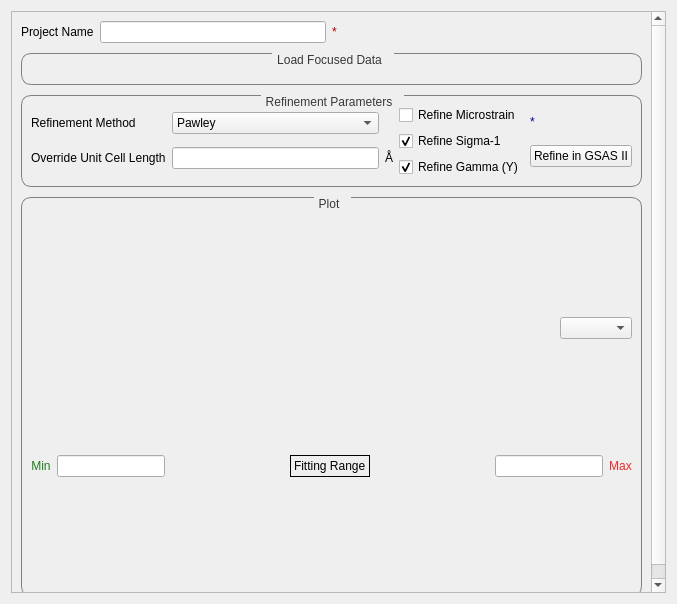
First picture: the form in qt/python/mantidqtinterfaces/mantidqtinterfaces/Engineering/gui/engineering_diffraction/tabs/gsas2/gsas2_tab.ui, repository mantidproject/mantid, before the edit.
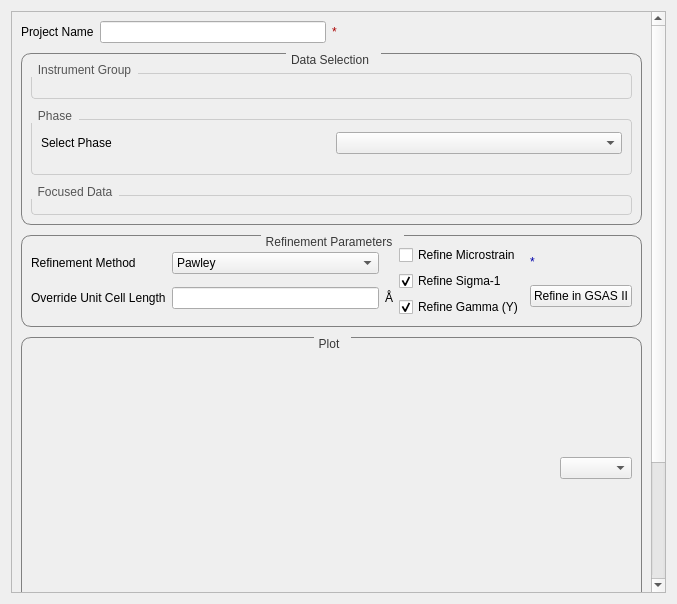
Second picture: the form after the edit. Custom widgets are drawn as their Qt base class.

Commit message: Add default CIF list to GSAS II tab in EngDiffUI (#41709)

```diff
--- a/qt/python/mantidqtinterfaces/mantidqtinterfaces/Engineering/gui/engineering_diffraction/tabs/gsas2/gsas2_tab.ui
+++ b/qt/python/mantidqtinterfaces/mantidqtinterfaces/Engineering/gui/engineering_diffraction/tabs/gsas2/gsas2_tab.ui
@@ -153,57 +153,168 @@
           </spacer>
          </item>
          <item>
-          <widget class="QGroupBox" name="loadingGroup_5">
-           <property name="sizePolicy">
-            <sizepolicy hsizetype="Preferred" vsizetype="Expanding">
-             <horstretch>0</horstretch>
-             <verstretch>0</verstretch>
-            </sizepolicy>
-           </property>
-           <property name="layoutDirection">
-            <enum>Qt::LeftToRight</enum>
-           </property>
-           <property name="autoFillBackground">
-            <bool>false</bool>
-           </property>
-           <property name="styleSheet">
-            <string notr="true"/>
-           </property>
+          <widget class="QGroupBox" name="data_selection_group_box">
            <property name="title">
-            <string>Load Focused Data</string>
+            <string>Data Selection</string>
            </property>
            <property name="alignment">
             <set>Qt::AlignBottom|Qt::AlignHCenter</set>
            </property>
-           <property name="flat">
-            <bool>false</bool>
+           <layout class="QVBoxLayout" name="data_selection_layout">
+            <property name="spacing">
+             <number>6</number>
+            </property>
+            <item>
+          <widget class="QGroupBox" name="instrument_group_box">
+           <property name="title">
+            <string>Instrument Group</string>
            </property>
-           <property name="checkable">
-            <bool>false</bool>
+           <property name="styleSheet">
+            <string notr="true">QGroupBox {
+border: 1px solid #ccc;
+border-radius: 4px;
+margin-top: 10px;
+}
+QGroupBox::title {
+subcontrol-origin: margin;
+subcontrol-position: top left;
+padding: 0 5px;
+font-weight: normal;
+color: #555;
+}</string>
            </property>
-           <layout class="QGridLayout" name="gridLayout_11">
-            <item row="1" column="0">
-             <layout class="QGridLayout" name="gridLayout_12" rowstretch="0" columnstretch="0">
-              <property name="sizeConstraint">
-               <enum>QLayout::SetDefaultConstraint</enum>
-              </property>
-              <property name="verticalSpacing">
-               <number>6</number>
-              </property>
-              <item row="0" column="0">
-               <layout class="QGridLayout" name="gridLayout">
-                <item row="1" column="0">
-                 <widget class="FileFinderWidget" name="phase_file_finder" native="true"/>
-                </item>
-                <item row="2" column="0">
-                 <widget class="FilteredFileFinderWidget" name="focused_data_file_finder" native="true"/>
-                </item>
-                <item row="0" column="0">
-                 <widget class="FileFinderWidget" name="instrument_group_file_finder" native="true"/>
-                </item>
-               </layout>
+           <layout class="QVBoxLayout" name="instrument_group_layout">
+            <property name="topMargin">
+             <number>12</number>
+            </property>
+            <property name="bottomMargin">
+             <number>12</number>
+            </property>
+            <item>
+             <widget class="FileFinderWidget" name="instrument_group_file_finder" native="true"/>
+            </item>
+           </layout>
+          </widget>
+         </item>
+         <item>
+          <spacer name="verticalSpacer_6">
+           <property name="orientation">
+            <enum>Qt::Vertical</enum>
+           </property>
+           <property name="sizeType">
+            <enum>QSizePolicy::Fixed</enum>
+           </property>
+           <property name="sizeHint" stdset="0">
+            <size>
+             <width>2</width>
+             <height>4</height>
+            </size>
+           </property>
+          </spacer>
+         </item>
+         <item>
+          <widget class="QGroupBox" name="phase_group_box">
+           <property name="title">
+            <string>Phase</string>
+           </property>
+           <property name="styleSheet">
+            <string notr="true">QGroupBox {
+border: 1px solid #ccc;
+border-radius: 4px;
+margin-top: 10px;
+}
+QGroupBox::title {
+subcontrol-origin: margin;
+subcontrol-position: top left;
+padding: 0 5px;
+font-weight: normal;
+color: #555;
+}</string>
+           </property>
+           <layout class="QVBoxLayout" name="phase_group_layout">
+            <property name="spacing">
+             <number>8</number>
+            </property>
+            <property name="topMargin">
+             <number>12</number>
+            </property>
+            <property name="bottomMargin">
+             <number>12</number>
+            </property>
+            <item>
+             <layout class="QHBoxLayout" name="phase_combo_layout">
+              <item>
+               <widget class="QLabel" name="label">
+                <property name="minimumSize">
+                 <size>
+                  <width>115</width>
+                  <height>0</height>
+                 </size>
+                </property>
+                <property name="text">
+                 <string>Select Phase</string>
+                </property>
+                <property name="alignment">
+                 <set>Qt::AlignLeading|Qt::AlignLeft|Qt::AlignVCenter</set>
+                </property>
+               </widget>
+              </item>
+              <item>
+               <widget class="QComboBox" name="cifComboBox">
+                <property name="toolTip">
+                 <string>Select from default cif files</string>
+                </property>
+               </widget>
               </item>
              </layout>
+            </item>
+            <item>
+             <widget class="FileFinderWidget" name="phase_file_finder" native="true"/>
+            </item>
+           </layout>
+          </widget>
+         </item>
+         <item>
+          <spacer name="verticalSpacer_7">
+           <property name="orientation">
+            <enum>Qt::Vertical</enum>
+           </property>
+           <property name="sizeType">
+            <enum>QSizePolicy::Fixed</enum>
+           </property>
+           <property name="sizeHint" stdset="0">
+            <size>
+             <width>2</width>
+             <height>4</height>
+            </size>
+           </property>
+          </spacer>
+         </item>
+         <item>
+          <widget class="QGroupBox" name="focused_data_group_box">
+           <property name="title">
+            <string>Focused Data</string>
+           </property>
+           <property name="styleSheet">
+            <string notr="true">QGroupBox {
+border: 1px solid #ccc;
+border-radius: 4px;
+margin-top: 10px;
+}
+QGroupBox::title {
+subcontrol-origin: margin;
+subcontrol-position: top left;
+padding: 0 5px;
+font-weight: normal;
+color: #555;
+}</string>
+           </property>
+           <layout class="QVBoxLayout" name="focused_data_layout">
+            <item>
+             <widget class="FilteredFileFinderWidget" name="focused_data_file_finder" native="true"/>
+            </item>
+           </layout>
+          </widget>
             </item>
            </layout>
           </widget>
```
The commit also changes 9 other files.
